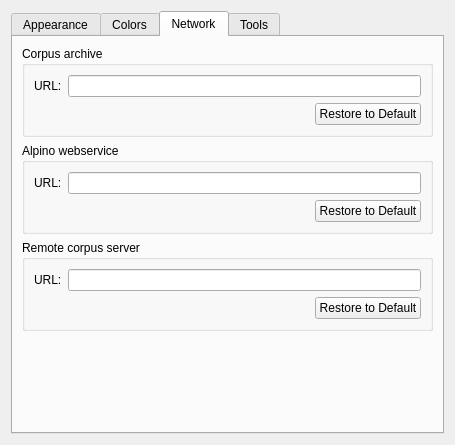
Above: ui/PreferencesWindow.ui from rug-compling/dact before the change. Below: the same form after it.
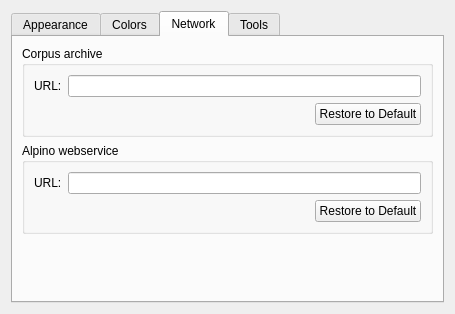
That is the form after the change. The open tabs and pages were chosen to show the change. Custom widgets are drawn as their Qt base class.

Commit message:
Remove remote corpora support.
Use PaQu instead, it works far better for this usage scenario.

What changed in the file:
```diff
--- a/ui/PreferencesWindow.ui
+++ b/ui/PreferencesWindow.ui
@@ -7,7 +7,7 @@
     <x>0</x>
     <y>0</y>
     <width>455</width>
-    <height>445</height>
+    <height>314</height>
    </rect>
   </property>
   <property name="windowTitle">
@@ -285,56 +285,6 @@
        </item>
        <item>
         <layout class="QVBoxLayout" name="horizontalLayout_x">
-         <item>
-          <widget class="QGroupBox" name="groupBox_x">
-           <property name="title">
-            <string>Remote corpus server</string>
-           </property>
-           <layout class="QVBoxLayout" name="verticalLayout_3x">
-            <item>
-             <layout class="QFormLayout" name="formLayout_x">
-              <property name="fieldGrowthPolicy">
-               <enum>QFormLayout::ExpandingFieldsGrow</enum>
-              </property>
-              <item row="0" column="0">
-               <widget class="QLabel" name="label_9x">
-                <property name="text">
-                 <string>URL:</string>
-                </property>
-               </widget>
-              </item>
-              <item row="0" column="1">
-               <widget class="QLineEdit" name="remoteBaseUrlLineEdit"/>
-              </item>
-             </layout>
-            </item>
-            <item>
-             <layout class="QHBoxLayout" name="horizontalLayout_3x">
-              <item>
-               <spacer name="horizontalSpacer_2x">
-                <property name="orientation">
-                 <enum>Qt::Horizontal</enum>
-                </property>
-                <property name="sizeHint" stdset="0">
-                 <size>
-                  <width>40</width>
-                  <height>20</height>
-                 </size>
-                </property>
-               </spacer>
-              </item>
-              <item>
-               <widget class="QPushButton" name="restoreDefaultRemoteButton">
-                <property name="text">
-                 <string>Restore to Default</string>
-                </property>
-               </widget>
-              </item>
-             </layout>
-            </item>
-           </layout>
-          </widget>
-         </item>
          <item>
           <spacer name="verticalSpacer_2">
            <property name="orientation">
```
The commit also changes 14 other files.
